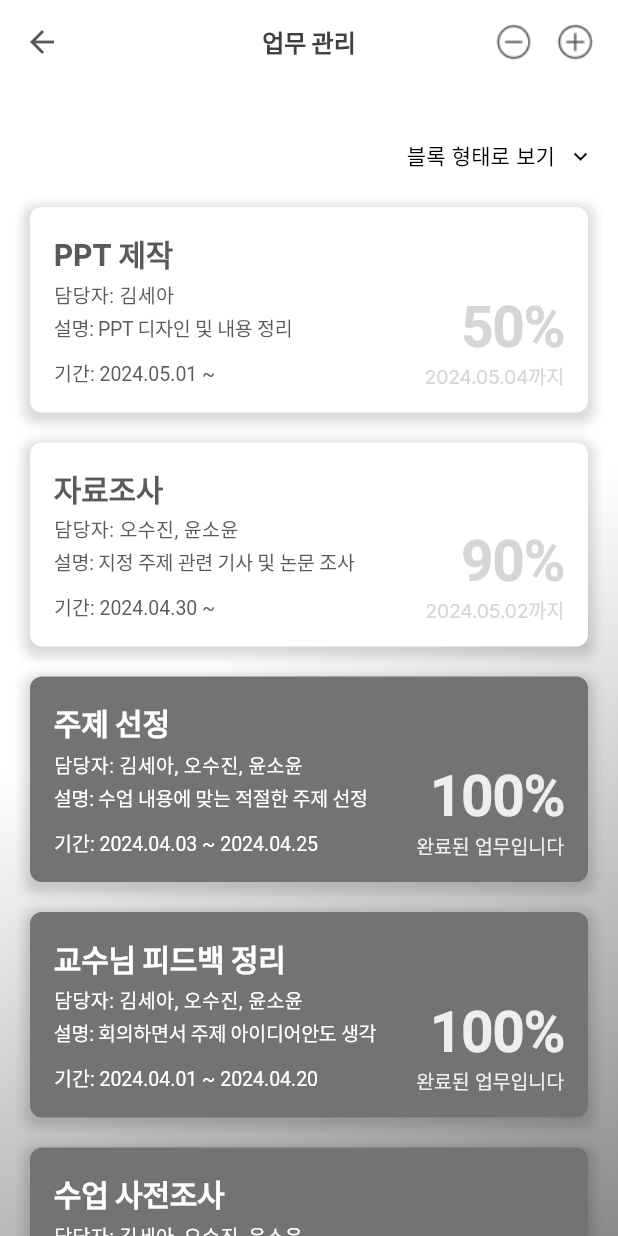
After one commit to TEAMING-D/frontend, a Flutter app: the TeamWorkPage screen opened directly, on a phone screen of 412 x 824 dp. The commit adds this screen. Run offline on Flutter 3.47's test engine with Material 3 defaults, Android fonts, the phone set to English and light mode, and no system bars; missing offline and left inert: dart:ffi; Roboto replaces fonts that are missing (Leferi).

Commit message:
ADD Team Work Page

```diff
--- /dev/null
+++ b/teaming/lib/detail/team_work.dart
@@ -0,0 +1,551 @@
+import 'package:flutter/cupertino.dart';
+import 'package:flutter/material.dart';
+
+class TeamWorkPage extends StatefulWidget {
+  @override
+  _TeamWorkPageState createState() => _TeamWorkPageState();
+}
+
+class _TeamWorkPageState extends State<TeamWorkPage> {
+  List<Map<String, dynamic>> tasks = [
+    {
+      'title': 'PPT 제작',
+      'members': ['김세아'],
+      'description': 'PPT 디자인 및 내용 정리',
+      'startDate': '2024.05.01',
+      'endDate': '2024.05.04',
+      'progress': 50,
+    },
+    {
+      'title': '자료조사',
+      'members': ['오수진', '윤소윤'],
+      'description': '지정 주제 관련 기사 및 논문 조사',
+      'startDate': '2024.04.30',
+      'endDate': '2024.05.02',
+      'progress': 90,
+    },
+    {
+      'title': '주제 선정',
+      'members': ['김세아', '오수진', '윤소윤'],
+      'description': '수업 내용에 맞는 적절한 주제 선정',
+      'startDate': '2024.04.03',
+      'endDate': '2024.04.25',
+      'progress': 100,
+    },
+    {
+      'title': '교수님 피드백 정리',
+      'members': ['김세아', '오수진', '윤소윤'],
+      'description': '회의하면서 주제 아이디어안도 생각',
+      'startDate': '2024.04.01',
+      'endDate': '2024.04.20',
+      'progress': 100,
+    },
+    {
+      'title': '수업 사전조사',
+      'members': ['김세아', '오수진', '윤소윤'],
+      'description': '수업 내용에 맞는 논문 및 기사 조사하고 노션에 따로 정리하기',
+      'startDate': '2024.04.01',
+      'endDate': '2024.04.18',
+      'progress': 100,
+    },
+  ];
+
+  String _selectedView = '블록 형태로 보기';
+
+  void _addTask() {
+    // 업무 추가 로직
+  }
+
+  void _deleteTask() {
+    // 업무 삭제 로직
+  }
+
+  void _showDropdownMenu(BuildContext context) {
+    final RenderBox renderBox = context.findRenderObject() as RenderBox;
+    final position = renderBox.localToGlobal(Offset.zero);
+
+    showMenu(
+      context: context,
+      position: RelativeRect.fromLTRB(
+        (MediaQuery.of(context).size.width / 4*3),
+        position.dy + kToolbarHeight + 70,
+        0,
+        0,
+      ),
+      items: [(_selectedView == '타임라인 형태로 보기') ?
+        PopupMenuItem(
+          child:
+          Container(
+              alignment: Alignment.center,
+              child: Text(
+                '블록 형태로 보기',
+                textAlign: TextAlign.center,
+              )),
+          onTap: () {
+            setState(() {
+              _selectedView = '블록 형태로 보기';
+            });
+          },
+        ) :
+        PopupMenuItem(
+          child: Container(
+              alignment: Alignment.center,
+              child: Text(
+                '타임라인 형태로 보기',
+                textAlign: TextAlign.center,
+              )),
+          onTap: () {
+            setState(() {
+              _selectedView = '타임라인 형태로 보기';
+            });
+          },
+        ),
+      ],
+      color: Colors.white,
+    );
+  }
+
+  @override
+  Widget build(BuildContext context) {
+    return Scaffold(
+      appBar: AppBar(
+        scrolledUnderElevation: 0,
+        leading: IconButton(
+          icon: Icon(Icons.arrow_back, color: Color(0xff585858)),
+          onPressed: () => Navigator.pop(context),
+        ),
+        title: Text(
+          '업무 관리',
+          style: TextStyle(
+            fontFamily: 'Inter',
+            fontWeight: FontWeight.w800,
+            fontSize: 16,
+            color: Color(0xFF404040),
+          ),
+        ),
+        centerTitle: true,
+        actions: [
+          if (tasks.isNotEmpty)
+            Padding(
+              padding: EdgeInsets.symmetric(horizontal: 4.0),
+              child: SizedBox(
+                width: 33,
+                height: 33,
+                child: CupertinoButton(
+                  padding: EdgeInsets.zero,
+                  child: Image.asset(
+                    'assets/icon/minus_icon.png',
+                    width: 33,
+                    height: 33,
+                  ),
+                  onPressed: () {
+                    // 삭제 로직 구현
+                  },
+                ),
+              ),
+            ),
+          Padding(
+            padding: EdgeInsets.symmetric(horizontal: 4.0),
+            child: SizedBox(
+              width: 33,
+              height: 33,
+              child: CupertinoButton(
+                padding: EdgeInsets.zero,
+                child: Image.asset(
+                  'assets/icon/plus_icon.png',
+                  width: 33,
+                  height: 33,
+                ),
+                onPressed: () {
+                  // 추가 로직 구현
+                },
+              ),
+            ),
+          ),
+          SizedBox(
+            width: 8,
+          )
+        ],
+        backgroundColor: Color.fromRGBO(255, 255, 255, 0.8),
+      ),
+      extendBodyBehindAppBar: true,
+      body: Container(
+        width: MediaQuery.of(context).size.width,
+        decoration: BoxDecoration(
+          gradient: LinearGradient(
+            begin: Alignment.center,
+            end: Alignment.bottomRight,
+            colors: [
+              Colors.white,
+              Color.fromRGBO(138, 138, 138, 1),
+            ],
+          ),
+        ),
+        child: Column(
+          crossAxisAlignment: CrossAxisAlignment.center,
+          children: [
+            SizedBox(height: 80),
+            Row(
+              mainAxisAlignment: MainAxisAlignment.end,
+              children: [
+                tasks.isEmpty
+                    ? SizedBox()
+                    : TextButton.icon(
+                        icon: Icon(Icons.keyboard_arrow_down_outlined, color: Colors.black),
+                        onPressed: () => _showDropdownMenu(context),
+                        label: Text(_selectedView, style: TextStyle(fontFamily: 'Inter', fontWeight: FontWeight.w400, color: Colors.black, fontSize: 14),),
+                        iconAlignment: IconAlignment.end,
+                      ),
+              ],
+            ),
+            Expanded(
+              child: tasks.isEmpty ? _buildEmptyView() : _buildTaskView(),
+            ),
+          ],
+        ),
+      ),
+    );
+  }
+
+  Widget _buildEmptyView() {
+    return Center(
+      child: Column(
+        mainAxisAlignment: MainAxisAlignment.center,
+        children: [
+          Image.asset('assets/icon/no_work_icon.png'),
+          SizedBox(height: 20),
+          Text(
+            '등록되어 있는 업무가 없습니다\n우측 상단의 + 아이콘을 눌러 등록해보세요',
+            textAlign: TextAlign.center,
+            style: TextStyle(
+                fontSize: 15, color: Color(0xff797979), fontFamily: 'Inter'),
+          ),
+        ],
+      ),
+    );
+  }
+
+  Widget _buildTaskView() {
+    if (_selectedView == '블록 형태로 보기') {
+      return _buildBlockView();
+    } else {
+      return _buildTimelineView();
+    }
+  }
+
+  Widget _buildBlockView() {
+    return SingleChildScrollView(
+      child: Column(
+        crossAxisAlignment: CrossAxisAlignment.end,
+        children: tasks.map((task) {
+          var displayMembers = task['members'].length > 3
+              ? '${task['members'].take(3).join(', ')} 외 ${task['members'].length - 3}인'
+              : task['members'].join(', ');
+
+          return Padding(
+            padding: const EdgeInsets.symmetric(horizontal: 10),
+            child: Container(
+              width: MediaQuery.of(context).size.width - 40,
+              margin: EdgeInsets.symmetric(vertical: 10),
+              padding: EdgeInsets.all(16),
+              decoration: BoxDecoration(
+                color:
+                    task['progress'] == 100 ? Color(0xff737373) : Colors.white,
+                borderRadius: BorderRadius.circular(8),
+                boxShadow: [
+                  BoxShadow(
+                    color: Colors.black.withOpacity(0.15),
+                    spreadRadius: 4,
+                    blurRadius: 6,
+                    offset: Offset(0, 3),
+                  ),
+                ],
+              ),
+              child: Stack(
+                children: [
+                  Column(
+                    crossAxisAlignment: CrossAxisAlignment.start,
+                    children: [
+                      Text(
+                        task['title'],
+                        style: TextStyle(
+                          fontSize: 20,
+                          fontFamily: 'Inter',
+                          fontWeight: FontWeight.bold,
+                          letterSpacing: -0.2,
+                          color: task['progress'] == 100
+                              ? Colors.white
+                              : Color(0xff5A5A5A),
+                        ),
+                      ),
+                      SizedBox(height: 3),
+                      Text(
+                        '담당자: $displayMembers',
+                        style: TextStyle(
+                          fontSize: 13,
+                          color: task['progress'] == 100
+                              ? Colors.white
+                              : Color(0xff5A5A5A),
+                        ),
+                      ),
+                      SizedBox(height: 2),
+                      Container(
+                        width: 220,
+                        child: Text(
+                          '설명: ${task['description']}',
+                          style: TextStyle(
+                            fontSize: 13,
+                            letterSpacing: -0.2,
+                            color: task['progress'] == 100
+                                ? Colors.white
+                                : Color(0xff5A5A5A),
+                          ),
+                        ),
+                      ),
+                      SizedBox(height: 10),
+                      Text(
+                        task['progress'] == 100
+                            ? '기간: ${task['startDate']} ~ ${task['endDate']}'
+                            : '기간: ${task['startDate']} ~',
+                        style: TextStyle(
+                          fontSize: 13,
+                          color: task['progress'] == 100
+                              ? Colors.white
+                              : Color(0xff5A5A5A),
+                          letterSpacing: 0,
+                        ),
+                      ),
+                    ],
+                  ),
+                  Positioned(
+                    bottom: 0,
+                    right: 0,
+                    child: Text.rich(
+                      TextSpan(
+                        children: [
+                          TextSpan(
+                            text: '${task['progress']}%\n',
+                            style: TextStyle(
+                              fontSize: 38,
+                              fontWeight: FontWeight.bold,
+                              fontFamily: 'Leferi',
+                              color: task['progress'] == 100
+                                  ? Color(0xffEEEEEE)
+                                  : Color(0xffD6D6D6),
+                              letterSpacing: -1,
+                            ),
+                          ),
+                          TextSpan(
+                            text: task['progress'] == 100
+                                ? '완료된 업무입니다'
+                                : '${task['endDate']}까지',
+                            style: TextStyle(
+                              color: task['progress'] == 100
+                                  ? Color(0xffEEEEEE)
+                                  : Color(0xffD6D6D6),
+                              fontFamily: 'Inter',
+                              fontWeight: FontWeight.w400,
+                              fontSize: 13,
+                              letterSpacing: -0.1,
+                            ),
+                          ),
+                        ],
+                      ),
+                      textAlign: TextAlign.end,
+                      style: TextStyle(height: 1.25),
+                    ),
+                  ),
+                ],
+              ),
+            ),
+          );
+        }).toList(),
+      ),
+    );
+  }
+
+Widget _buildTimelineView() {
+  List<Map<String, dynamic>> timelineItems = [];
+
+  for (var task in tasks) {
+    timelineItems.add({
+      'date': task['startDate'],
+      'title': '${task['title']} 시작',
+      'description': task['description'],
+      'members': task['members'],
+      'status': 'in-progress',
+    });
+
+    if (task['progress'] == 100) {
+      timelineItems.add({
+        'date': task['endDate'],
+        'title': '${task['title']} 완료',
+        'description': '완료',
+        'members': task['members'],
+        'status': 'completed',
+      });
+    } else {
+      timelineItems.add({
+        'date': task['endDate'],
+        'title': '${task['title']} 완료 예정',
+        'description': '완료 예정',
+        'members': task['members'],
+        'status': 'pending',
+      });
+    }
+  }
+
+// 날짜 내림차순 정렬
+  timelineItems.sort((a, b) => b['date'].compareTo(a['date']));
+
+  return SingleChildScrollView(
+    child: Column(
+      children: [
+        SizedBox(height: 20),
+        ListView.builder(
+          shrinkWrap: true,
+          physics: NeverScrollableScrollPhysics(),
+          itemCount: timelineItems.length,
+          itemBuilder: (context, index) {
+            var item = timelineItems[index];
+            var displayMembers = item['members'].length > 3
+                ? '${item['members'].take(3).join(', ')} 외 ${item['members'].length - 3}인'
+                : item['members'].join(', ');
+
+            bool isPending = item['status'] == 'pending';
+            bool hasDetails = item['description'] != '완료' && item['description'] != '완료 예정';
+
+            return Padding(
+              padding: EdgeInsets.only(bottom: hasDetails ? 20 : 10),
+              child: Row(
+                crossAxisAlignment: CrossAxisAlignment.start,
+                children: [
+                  SizedBox(width: 30,),
+                  Container(
+                    margin: EdgeInsets.only(top: hasDetails ? 4 : 0),
+                    child: Column(
+                      children: [
+                        Text(
+                          item['date'],
+                          style: TextStyle(
+                            color: isPending ? Color(0xffC1C1C1) : Color(0xff5A5A5A),
+                            fontWeight: FontWeight.bold,
+                            fontSize: 14,
+                          ),
+                        ),
+                      ],
+                    ),
+                  ),
+                  SizedBox(width: 10),
+                  Column(
+                    children: [
+                      SizedBox(height: 7),
+                      Container(
+                        width: 8,
+                        height: 8,
+                        decoration: BoxDecoration(
+                          color: isPending ? Colors.white : Color(0xff737373),
+                          borderRadius: BorderRadius.circular(4),
+                          border: Border.all(
+                            color: isPending ? Color(0xffC1C1C1) : Color(0xff737373),
+                            width: 2,
+                          ),
+                        ),
+                      ),
+                      if (index != timelineItems.length - 1)
+                        SizedBox(
+                          width: 2,
+                          height: hasDetails ? 100 : 50,
+                          child: CustomPaint(
+                            painter: DashedLinePainter(
+                              color: isPending ? Color(0xffC1C1C1) : Color(0xff737373),
+                              isDashed: isPending,
+                            ),
+                          ),
+                        ),
+                    ],
+                  ),
+                  SizedBox(width: 10),
+                  Expanded(
+                    child: Column(
+                      crossAxisAlignment: CrossAxisAlignment.start,
+                      children: [
+                        Text(
+                          item['title'],
+                          style: TextStyle(
+                            fontSize: 16,
+                            fontFamily: 'Inter',
+                            fontWeight: FontWeight.bold,
+                            letterSpacing: -0.2,
+                            color: isPending ? Color(0xffC1C1C1) : Color(0xff5A5A5A),
+                          ),
+                        ),
+                        if (hasDetails) ...[
+                          SizedBox(height: 3),
+                          Text(
+                            '담당자: $displayMembers',
+                            style: TextStyle(
+                              fontSize: 13,
+                              color: Color(0xff5A5A5A),
+                            ),
+                          ),
+                          SizedBox(height: 2),
+                          SizedBox(
+                            width: 250,
+                            child: Text(
+                              '설명: ${item['description']}',
+                              style: TextStyle(
+                                fontSize: 13,
+                                color: Color(0xff5A5A5A),
+                              ),
+                            ),
+                          ),
+                        ],
+                      ],
+                    ),
+                  ),
+                ],
+              ),
+            );
+          },
+        ),
+        SizedBox(height: 30),
+      ],
+    ),
+  );
+}
+
+}
+
+class DashedLinePainter extends CustomPainter {
+  final Color color;
+  final bool isDashed;
+
+  DashedLinePainter({required this.color, this.isDashed = false});
+
+  @override
+  void paint(Canvas canvas, Size size) {
+    var paint = Paint()
+      ..color = color
+      ..strokeWidth = 2;
+
+    if (isDashed) {
+      var max = size.height * 1.35;
+      var dashWidth = 5;
+      var dashSpace = 3;
+      double startY = 0;
+
+      while (startY < max) {
+        canvas.drawLine(Offset(1, startY), Offset(1, startY + dashWidth), paint);
+        startY += dashWidth + dashSpace;
+      }
+    } else {
+      canvas.drawLine(Offset(1, 0), Offset(1, size.height * 1.35), paint);
+    }
+  }
+
+  @override
+  bool shouldRepaint(CustomPainter oldDelegate) {
+    return false;
+  }
+}
```
Also changed, not shown: teaming/lib/detail/navigation_bar.dart (+7 -4 lines), teaming/assets/icon/no_work_icon.png (added).
